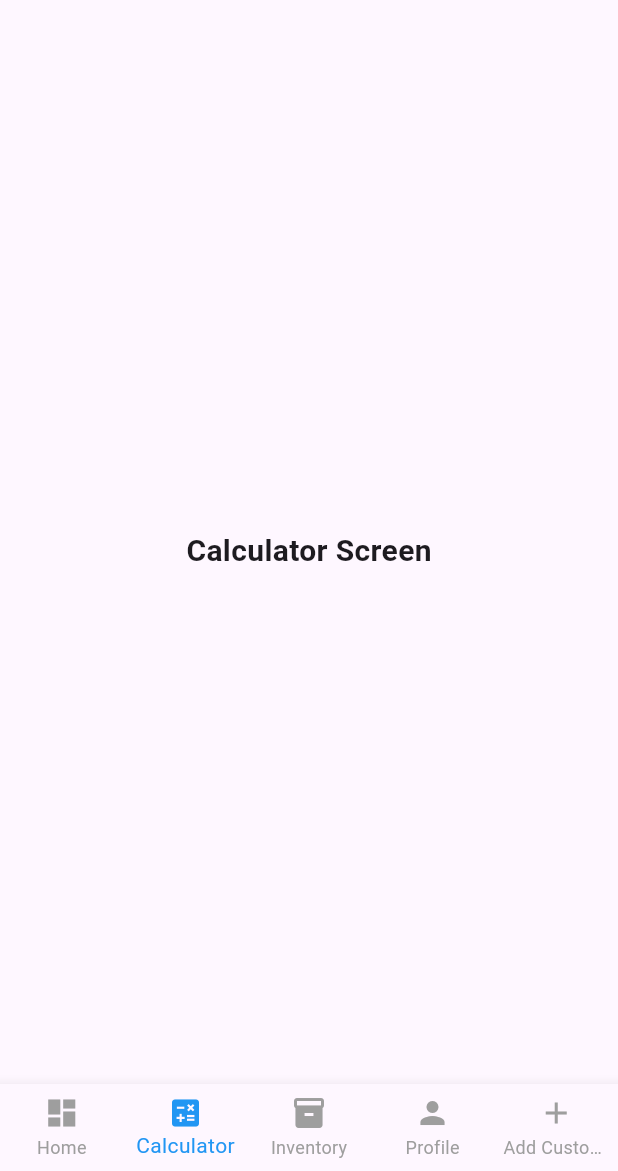
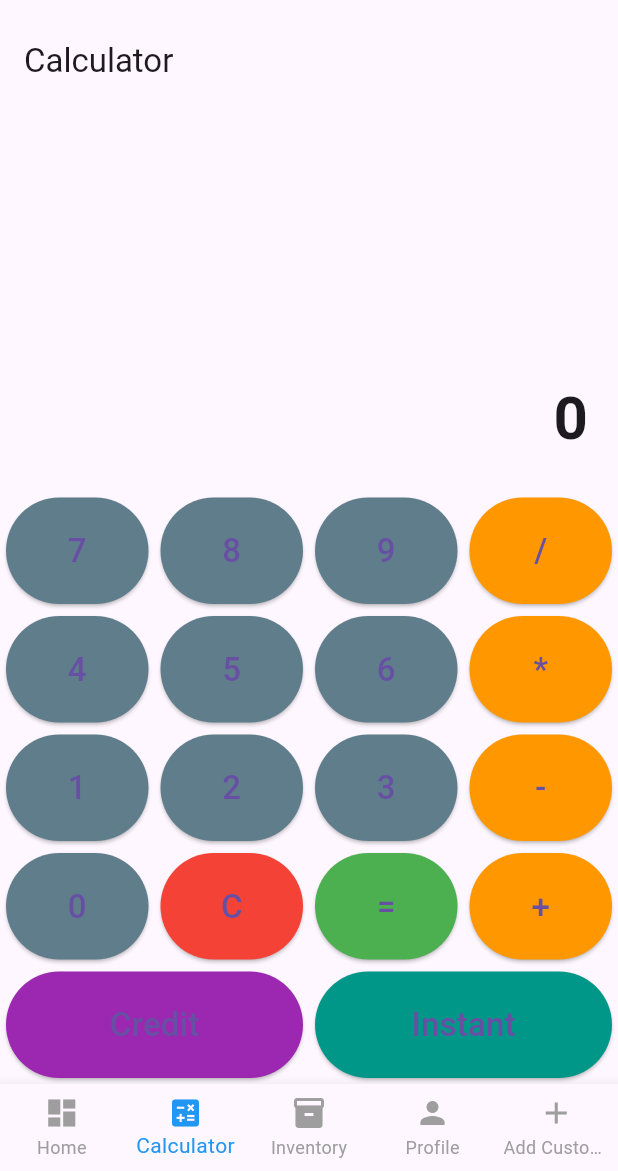
Before and after one commit to tdurgapsd/Shopkeepermate, a Flutter app: the screen it shows after launch, item 2 of the bottom bar chosen, on a phone screen of 412 x 824 dp, the part 65-1236 px from its top. Run offline on Flutter 3.47's test engine with Material 3 defaults, Android fonts, the light colour scheme and no system bars.

Commit message:
created a calculator with credit and instant buttons

```diff
--- a/lib/calculator_screen.dart
+++ b/lib/calculator_screen.dart
@@ -1,15 +1,164 @@
+// lib/home_screen.dart
+// import 'package:flutter/material.dart';
+
+// class CalculatorScreen extends StatelessWidget {
+//   const CalculatorScreen({super.key}); // null-safety
+
+//   @override
+//   Widget build(BuildContext context) {
+//     return Center(
+//       child: Text(
+//         'Calculator Screen',
+//         style: TextStyle(fontSize: 20, fontWeight: FontWeight.bold),
+//       ),
+//     );
+//   }
+// }
+
 // lib/home_screen.dart
 import 'package:flutter/material.dart';
 
-class CalculatorScreen extends StatelessWidget {
-  const CalculatorScreen({super.key}); // null-safety
+class CalculatorScreen extends StatefulWidget {
+  const CalculatorScreen({super.key});
+
+  @override
+  State<CalculatorScreen> createState() => _CalculatorScreenState();
+}
+
+class _CalculatorScreenState extends State<CalculatorScreen> {
+  String output = "0";
+  String _input = "";
+
+  void _buttonPressed(String value) {
+    setState(() {
+      if (value == "C") {
+        _input = "";
+        output = "0";
+      } else if (value == "=") {
+        try {
+          output = _calculate(_input);
+          _input = output;
+        } catch (e) {
+          output = "Error";
+        }
+      } else {
+        _input += value;
+        output = _input;
+      }
+    });
+  }
+
+  String _calculate(String input) {
+    // simple eval for +, -, *, /
+    final tokens = input.split(RegExp(r'([+\-*/])')).map((e) => e.trim()).toList();
+    double result = double.parse(tokens[0]);
+    for (int i = 1; i < tokens.length; i += 2) {
+      String op = tokens[i];
+      double num = double.parse(tokens[i + 1]);
+      if (op == "+") result += num;
+      if (op == "-") result -= num;
+      if (op == "*") result *= num;
+      if (op == "/") result /= num;
+    }
+    return result.toString();
+  }
+
+  Widget _buildButton(String text, {Color? color}) {
+    return Expanded(
+      child: Padding(
+        padding: const EdgeInsets.all(4.0),
+        child: ElevatedButton(
+          style: ElevatedButton.styleFrom(
+            backgroundColor: color ?? Colors.blueGrey,
+            padding: const EdgeInsets.all(20),
+          ),
+          onPressed: () => _buttonPressed(text),
+          child: Text(text, style: const TextStyle(fontSize: 22)),
+        ),
+      ),
+    );
+  }
 
   @override
   Widget build(BuildContext context) {
-    return Center(
-      child: Text(
-        'Calculator Screen',
-        style: TextStyle(fontSize: 20, fontWeight: FontWeight.bold),
+    return Scaffold(
+      appBar: AppBar(title: const Text("Calculator")),
+      body: Column(
+        children: [
+          Expanded(
+            child: Container(
+              alignment: Alignment.bottomRight,
+              padding: const EdgeInsets.all(20),
+              child: Text(output, style: const TextStyle(fontSize: 40, fontWeight: FontWeight.bold)),
+            ),
+          ),
+          Row(
+            children: [
+              _buildButton("7"),
+              _buildButton("8"),
+              _buildButton("9"),
+              _buildButton("/", color: Colors.orange),
+            ],
+          ),
+          Row(
+            children: [
+              _buildButton("4"),
+              _buildButton("5"),
+              _buildButton("6"),
+              _buildButton("*", color: Colors.orange),
+            ],
+          ),
+          Row(
+            children: [
+              _buildButton("1"),
+              _buildButton("2"),
+              _buildButton("3"),
+              _buildButton("-", color: Colors.orange),
+            ],
+          ),
+          Row(
+            children: [
+              _buildButton("0"),
+              _buildButton("C", color: Colors.red),
+              _buildButton("=", color: Colors.green),
+              _buildButton("+", color: Colors.orange),
+            ],
+          ),
+          Row(
+            children: [
+              Expanded(
+                child: Padding(
+                  padding: const EdgeInsets.all(4.0),
+                  child: ElevatedButton(
+                    style: ElevatedButton.styleFrom(
+                      backgroundColor: Colors.purple,
+                      padding: const EdgeInsets.all(20),
+                    ),
+                    onPressed: () {
+                      Navigator.pushNamed(context, '/credit'); // navigate to credit section
+                    },
+                    child: const Text("Credit", style: TextStyle(fontSize: 22)),
+                  ),
+                ),
+              ),
+              Expanded(
+                child: Padding(
+                  padding: const EdgeInsets.all(4.0),
+                  child: ElevatedButton(
+                    style: ElevatedButton.styleFrom(
+                      backgroundColor: Colors.teal,
+                      padding: const EdgeInsets.all(20),
+                    ),
+                    onPressed: () {
+                      Navigator.pushNamed(context, '/instant'); // navigate to instant section
+                    },
+                    child: const Text("Instant", style: TextStyle(fontSize: 22)),
+                  ),
+                ),
+              ),
+            ],
+          ),
+        ],
       ),
     );
   }
```
